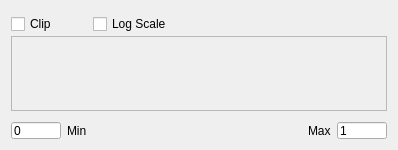
Old version of the form ui/Ui_threshold_widget.ui in the repository fuslab-uofu/UCAIR3D.
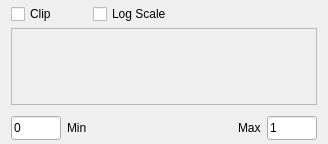
New version of the form.

Commit message: updated size of widget in thresholder, formatted coords string in viewport

The edit to the form file:
```diff
--- a/ui/Ui_threshold_widget.ui
+++ b/ui/Ui_threshold_widget.ui
@@ -6,8 +6,8 @@
    <rect>
     <x>0</x>
     <y>0</y>
-    <width>398</width>
-    <height>150</height>
+    <width>328</width>
+    <height>144</height>
    </rect>
   </property>
   <property name="sizePolicy">
@@ -19,7 +19,7 @@
   <property name="maximumSize">
    <size>
     <width>16777215</width>
-    <height>150</height>
+    <height>16777215</height>
    </size>
   </property>
   <property name="windowTitle">
@@ -28,7 +28,7 @@
   <property name="styleSheet">
    <string notr="true"/>
   </property>
-  <layout class="QVBoxLayout" name="verticalLayout">
+  <layout class="QVBoxLayout" name="verticalLayout" stretch="0,1,0">
    <property name="spacing">
     <number>2</number>
    </property>
@@ -45,13 +45,13 @@
        <property name="minimumSize">
         <size>
          <width>80</width>
-         <height>0</height>
+         <height>24</height>
         </size>
        </property>
        <property name="maximumSize">
         <size>
          <width>60</width>
-         <height>16777215</height>
+         <height>24</height>
         </size>
        </property>
        <property name="font">
@@ -76,13 +76,13 @@
        <property name="minimumSize">
         <size>
          <width>100</width>
-         <height>0</height>
+         <height>24</height>
         </size>
        </property>
        <property name="maximumSize">
         <size>
          <width>100</width>
-         <height>16777215</height>
+         <height>24</height>
         </size>
        </property>
        <property name="font">
@@ -117,7 +117,7 @@
    <item>
     <widget class="QFrame" name="plot_frame">
      <property name="sizePolicy">
-      <sizepolicy hsizetype="Minimum" vsizetype="Maximum">
+      <sizepolicy hsizetype="Minimum" vsizetype="Minimum">
        <horstretch>0</horstretch>
        <verstretch>0</verstretch>
       </sizepolicy>
@@ -125,13 +125,13 @@
      <property name="minimumSize">
       <size>
        <width>100</width>
-       <height>75</height>
+       <height>50</height>
       </size>
      </property>
      <property name="maximumSize">
       <size>
        <width>16777215</width>
-       <height>100</height>
+       <height>125</height>
       </size>
      </property>
      <property name="frameShape">
@@ -191,10 +191,16 @@
           <verstretch>0</verstretch>
          </sizepolicy>
         </property>
+        <property name="minimumSize">
+         <size>
+          <width>0</width>
+          <height>24</height>
+         </size>
+        </property>
         <property name="maximumSize">
          <size>
           <width>50</width>
-          <height>16777215</height>
+          <height>24</height>
          </size>
         </property>
         <property name="font">
@@ -210,6 +216,24 @@
       </item>
       <item>
        <widget class="QLabel" name="label">
+        <property name="sizePolicy">
+         <sizepolicy hsizetype="Preferred" vsizetype="Fixed">
+          <horstretch>0</horstretch>
+          <verstretch>0</verstretch>
+         </sizepolicy>
+        </property>
+        <property name="minimumSize">
+         <size>
+          <width>0</width>
+          <height>24</height>
+         </size>
+        </property>
+        <property name="maximumSize">
+         <size>
+          <width>16777215</width>
+          <height>24</height>
+         </size>
+        </property>
         <property name="font">
          <font>
           <family>Segoe UI</family>
@@ -236,6 +260,18 @@
       </item>
       <item>
        <widget class="QLabel" name="label_2">
+        <property name="minimumSize">
+         <size>
+          <width>0</width>
+          <height>24</height>
+         </size>
+        </property>
+        <property name="maximumSize">
+         <size>
+          <width>16777215</width>
+          <height>24</height>
+         </size>
+        </property>
         <property name="font">
          <font>
           <family>Segoe UI</family>
@@ -255,10 +291,16 @@
           <verstretch>0</verstretch>
          </sizepolicy>
         </property>
+        <property name="minimumSize">
+         <size>
+          <width>0</width>
+          <height>24</height>
+         </size>
+        </property>
         <property name="maximumSize">
          <size>
           <width>50</width>
-          <height>16777215</height>
+          <height>24</height>
          </size>
         </property>
         <property name="font">
```
The commit also changes 4 other files.
